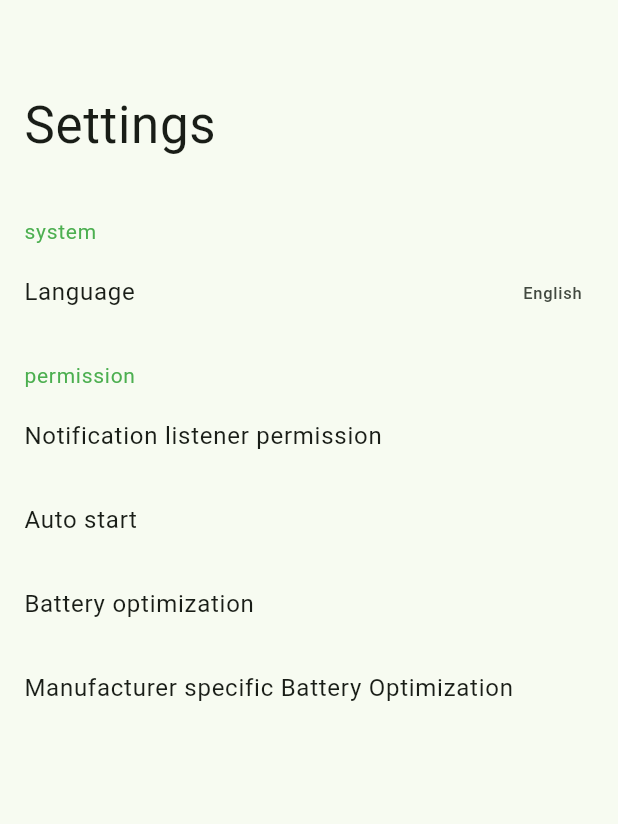
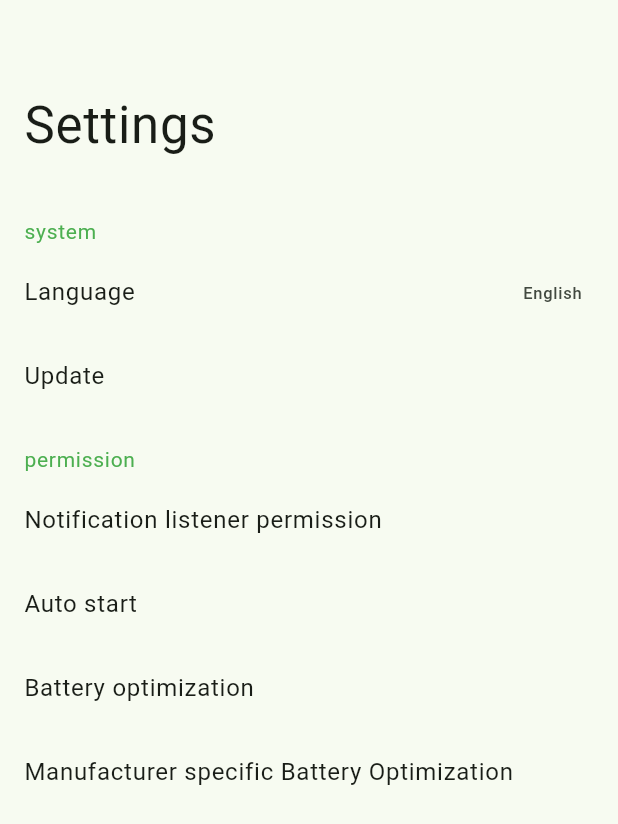
Before and after one commit to indiebase/PITM, a Flutter app: the SettingsPage screen opened directly, on a phone screen of 412 x 824 dp. Shown: the top 824 px of the screen. Run offline on Flutter 3.47's test engine with Material 2 defaults, Android fonts, the phone set to English and light mode, and no system bars; our stand-ins replace firebase_analytics, firebase_core, flutter_local_notifications, flutter_screenutil, fluttertoast, get and 7 more; missing offline and left inert: cached_memory_image, device_apps, disable_battery_optimization, flutter_archive, flutter_notification_listener, syncfusion_flutter_xlsio and 2 more; accounts and stored records are empty; network calls fail; statements that could not run were skipped.

```diff
--- a/lib/constants.dart
+++ b/lib/constants.dart
@@ -10,7 +10,7 @@ const String WECHAT_PAY_MATCH_RULE = r"(\d+(\.)?\d*)(?=元)";
 
 // !!!!!!!!!!!!!!!Only could follow and unfollow users!!!!!!!!!!!!!!!!!!!!!!!!!
 const String readFollowersOnlyToken =
-    "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";
+    "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";
 // !!!!!!!!!!!!!!!Only could follow and unfollow users!!!!!!!!!!!!!!!!!!!!!!!!!
 
 const String documentsDirectory = '/storage/emulated/0/Documents/PITM';
--- a/lib/pages/index/index_controller.dart
+++ b/lib/pages/index/index_controller.dart
@@ -1,5 +1,6 @@
 import 'package:flutter/material.dart';
 import 'package:get/get.dart';
+import 'package:pitm/pages/settings/settings_binding.dart';
 
 import '../home/home.dart';
 import '../settings/settings.dart';
@@ -25,6 +26,7 @@ class IndexController extends GetxController {
           settings: settings,
           transition: Transition.leftToRight,
           page: () => HomePage(),
+          binding: SettingsBinding(),
         );
       case '/settings':
         return GetPageRoute(
--- a/lib/pages/settings/settings.dart
+++ b/lib/pages/settings/settings.dart
@@ -3,18 +3,44 @@ import 'package:disable_battery_optimization/disable_battery_optimization.dart';
 import 'package:flutter/material.dart';
 import 'package:flutter_notification_listener/flutter_notification_listener.dart';
 import 'package:get/get.dart';
-import 'package:pitm/i18n/i18n.dart';
+import 'package:pitm/pages/add_rules/add_rules_controller.dart';
+import 'package:pitm/pages/settings/settings_controller.dart';
 import 'package:unicons/unicons.dart';
 
-import '../add_rules/add_rules_controller.dart';
-
-class SettingsPage extends StatelessWidget {
+class SettingsPage extends GetView<SettingsController> {
   SettingsPage({super.key});
 
   final RulesController _rulesController = RulesController.to;
 
   @override
   Widget build(BuildContext context) {
+    ListTile updateTile = ListTile(
+      onTap: controller.checkUpdate,
+      title: Text("Update".tr),
+      trailing: controller.hasNewVersion()
+          ? Wrap(
+              crossAxisAlignment: WrapCrossAlignment.center,
+              alignment: WrapAlignment.center,
+              children: [
+                Container(
+                  padding: const EdgeInsets.only(
+                      top: 2, bottom: 2, left: 5, right: 5),
+                  decoration: BoxDecoration(
+                    color: Colors.amber[300],
+                    borderRadius: const BorderRadius.all(Radius.circular(1000)),
+                  ),
+                  child: const Text(
+                    'New',
+                    style: TextStyle(color: Colors.white, fontSize: 12),
+                  ),
+                ),
+                const SizedBox(width: 8),
+                Text(controller.latestVersion.string)
+              ],
+            )
+          : Text(controller.currentVersion.string),
+    );
+
     return Scaffold(
       body: ListView(
         padding: const EdgeInsets.only(top: 50),
@@ -88,20 +114,11 @@ class SettingsPage extends StatelessWidget {
                 ),
               ),
               ListTile(
-                onTap: () {
-                  String code = Get.locale!.languageCode;
-
-                  if (code.contains('en')) {
-                    Get.updateLocale(TranslationService.zhCN);
-                  }
-
-                  if (code.contains('zh')) {
-                    Get.updateLocale(TranslationService.enUS);
-                  }
-                },
+                onTap: controller.setLanguage,
                 title: const Text("Language"),
                 trailing: Text('_locale'.tr),
               ),
+              updateTile,
             ],
           ),
           Column(
```
Also changed, not shown: lib/pages/settings/settings_binding.dart (added, +9 -0 lines), lib/pages/settings/settings_controller.dart (+132 -0 lines), pubspec.yaml (+5 -2 lines), pubspec.lock, 3 other files.
